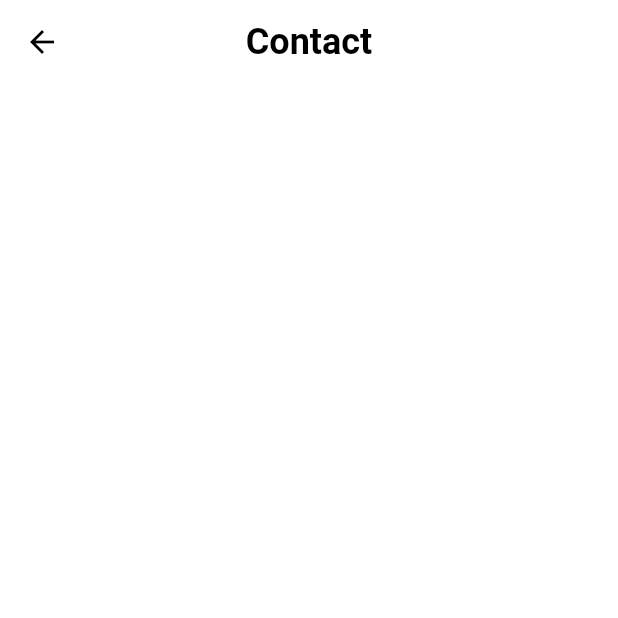
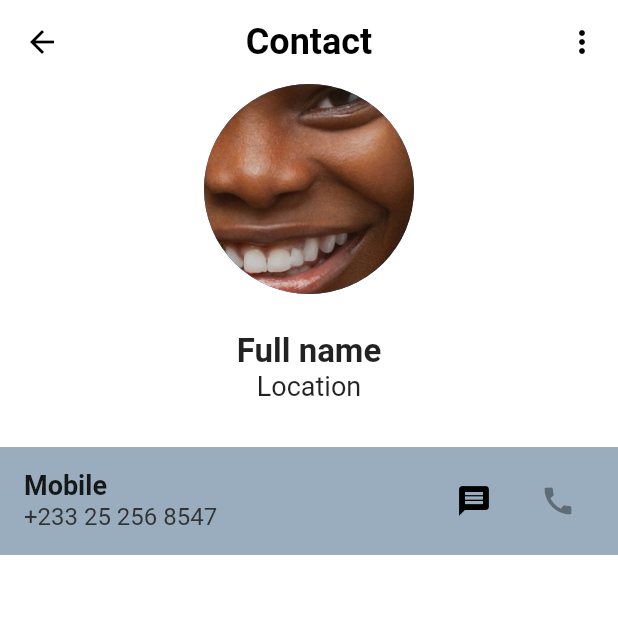
Before and after one commit to benessilfie/Dart, a Flutter app: the ContactDetailsPage screen opened directly, on a phone screen of 412 x 824 dp, the top half of it. Run offline on Flutter 3.47's test engine with Material 2 defaults, Android fonts, the light colour scheme and no system bars; our stand-ins replace grouped_list.

Commit message:
commit to master

```diff
--- a/lib/contactdetails.dart
+++ b/lib/contactdetails.dart
@@ -20,7 +20,47 @@ class ContactDetailsPage extends StatelessWidget {
         style: TextStyle(fontSize: 24, fontWeight: FontWeight.w600,
         color: Colors.black),),
 
+        actions: [
+          IconButton(onPressed: (){}, icon: const Icon(Icons.more_vert),),
+        ]
+      ),
 
+      body: ListView(
+        children: [
+        const  CircleAvatar(
+            radius: 70,
+            backgroundImage: AssetImage('assets/abena.jpg'),
+          ),
+
+         const SizedBox(height: 25,),
+         const Center(
+            child: Text('Full name',
+            style: TextStyle(fontSize: 22, fontWeight: FontWeight.w600,),),
+          ),
+
+        const  Center(child: Text('Location', style: TextStyle(fontSize: 18, fontWeight: FontWeight.normal,),)),
+        const  SizedBox(height: 30,),
+
+          Container(
+            color: const Color(0xff9AADBE),
+            child: Column(
+              children: [
+                ListTile (
+                  title: const Text('Mobile',style: TextStyle(fontSize: 18, fontWeight: FontWeight.w600,),),
+                  subtitle: const Text('+233 25 256 8547',
+                  style: TextStyle(fontSize: 16, fontWeight: FontWeight.normal, color: Color(0xff333333)),),
+                  trailing: Row(
+                    mainAxisSize: MainAxisSize.min,
+                    children: [
+                      TextButton(onPressed: (){}, child: const Icon(Icons.message, color: Colors.black,),),
+                      const IconButton(onPressed: null, icon: Icon(Icons.call),),
+                    ],
+                  ),
+                ),
+              ],
+            ),
+          ),
+        ],
       ),
     );
   }
```
